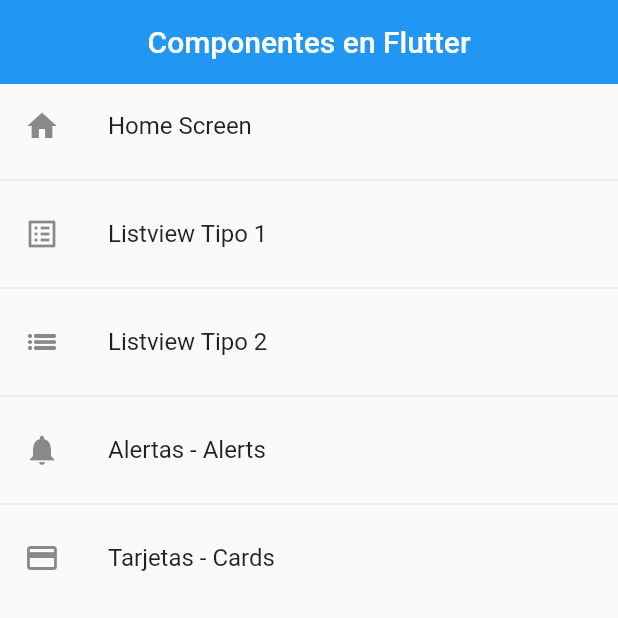
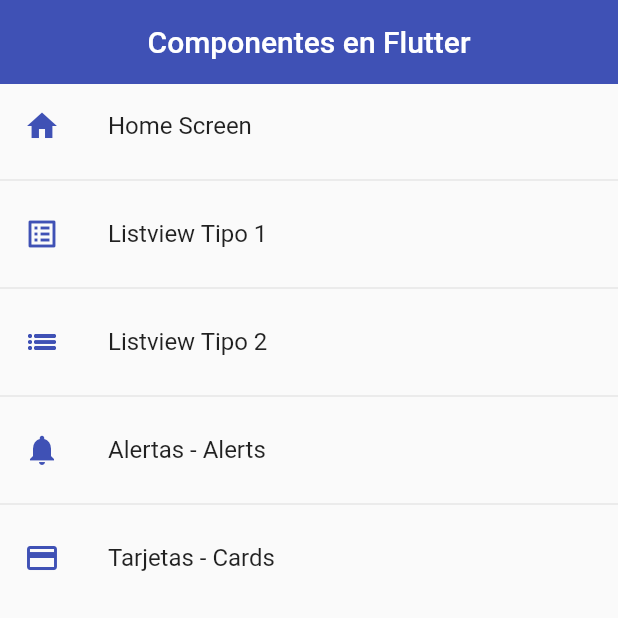
Before and after one commit to ErrorHyperion/flutterComponents, a Flutter app: the screen it shows after launch, on a phone screen of 412 x 824 dp, the top half of it. Run offline on Flutter 3.47's test engine with Material 2 defaults, Android fonts, the phone set to English and light mode, and no system bars.

Commit message:
feat(): addingCardComponentAndThemes

```diff
--- a/lib/main.dart
+++ b/lib/main.dart
@@ -1,5 +1,6 @@
 import 'package:flutter/material.dart';
 import 'package:flutter_components/router/app_routes.dart';
+import 'package:flutter_components/themes/app_theme.dart';
 
 void main() => runApp(const MyApp());
 
@@ -15,6 +16,7 @@ class MyApp extends StatelessWidget {
       initialRoute: AppRoutes.initialRoute,
       routes: AppRoutes.getAppRoutes(),
       onGenerateRoute: AppRoutes.onGenerateRoute,
+      theme: AppTheme.lightTheme,
     );
   }
 }
--- a/lib/screens/home_screen.dart
+++ b/lib/screens/home_screen.dart
@@ -1,6 +1,7 @@
 import 'package:flutter/material.dart';
 import 'package:flutter_components/models/menu_option.dart';
 import 'package:flutter_components/router/app_routes.dart';
+import 'package:flutter_components/themes/app_theme.dart';
 
 class HomeScreen extends StatelessWidget {
   const HomeScreen({Key? key}) : super(key: key);
@@ -18,7 +19,10 @@ class HomeScreen extends StatelessWidget {
       ),
       body: ListView.separated(
         itemBuilder: (context, i) => ListTile(
-          leading: Icon(menuOptions[i].icon),
+          leading: Icon(
+            menuOptions[i].icon,
+            color: AppTheme.primary,
+          ),
           title: Text(menuOptions[i].name),
           onTap: () {
             /* final route = MaterialPageRoute(
--- a/lib/screens/listview2_screen.dart
+++ b/lib/screens/listview2_screen.dart
@@ -14,8 +14,6 @@ class Listview2Screen extends StatelessWidget {
     return Scaffold(
       appBar: AppBar(
         title: const Text('Listview Tipo 2'),
-        elevation: 0,
-        backgroundColor: Colors.indigo,
       ),
       body: ListView.separated(
         itemBuilder: (context, index) => ListTile(
--- /dev/null
+++ b/lib/themes/app_theme.dart
@@ -0,0 +1,34 @@
+import 'package:flutter/material.dart';
+
+class AppTheme {
+  static const Color primary = Colors.indigo;
+
+  static final ThemeData lightTheme = ThemeData.light().copyWith(
+    //Primary Color
+    primaryColor: primary,
+
+    //AppBar Theme
+    appBarTheme: const AppBarTheme(
+      color: primary,
+      elevation: 0,
+    ),
+
+    //TextButton Theme
+    textButtonTheme: TextButtonThemeData(
+      style: TextButton.styleFrom(
+        foregroundColor: primary,
+      ),
+    ),
+  );
+
+  static final ThemeData darkTheme = ThemeData.dark().copyWith(
+    //Primary Color
+    primaryColor: primary,
+
+    //AppBar Theme
+    appBarTheme: const AppBarTheme(
+      color: primary,
+      elevation: 0,
+    ),
+  );
+}
--- /dev/null
+++ b/lib/widgets/widgets.dart
@@ -0,0 +1,2 @@
+export 'package:flutter_components/widgets/custom_card_type_2.dart';
+export 'package:flutter_components/widgets/custom_card_type_1.dart';
--- a/pubspec.yaml
+++ b/pubspec.yaml
@@ -60,8 +60,8 @@ flutter:
   uses-material-design: true
 
   # To add assets to your application, add an assets section, like this:
-  # assets:
-  #   - images/a_dot_burr.jpeg
+  assets:
+    - assets/
   #   - images/a_dot_ham.jpeg
 
   # An image asset can refer to one or more resolution-specific "variants", see
```
Also changed, not shown: lib/screens/alert_screen.dart (+22 -2 lines), lib/screens/card_screen.dart (+28 -5 lines), lib/widgets/custom_card_type_1.dart (added, +43 -0 lines), lib/widgets/custom_card_type_2.dart (added, +46 -0 lines), assets/jar-loading.gif (added).
